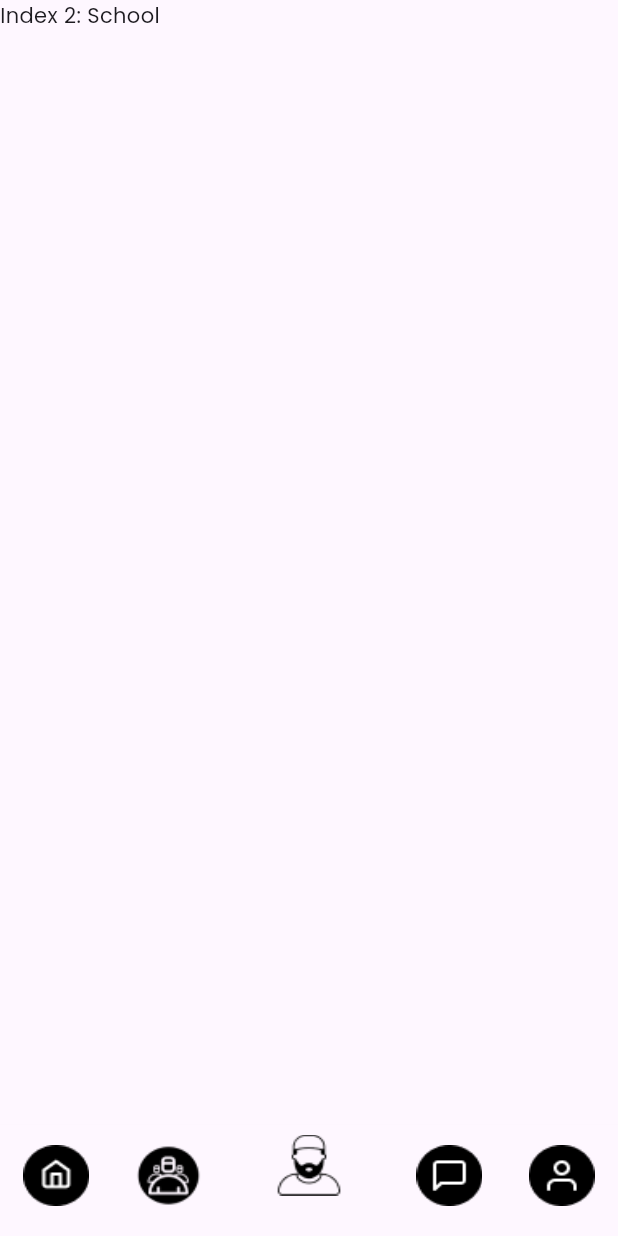
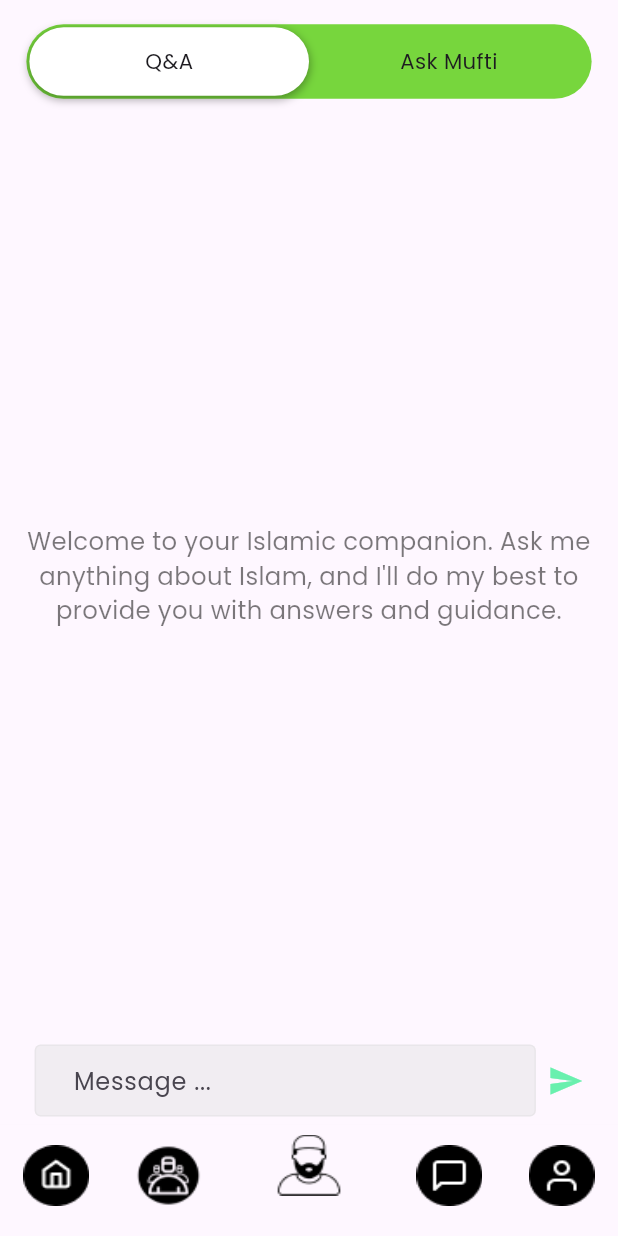
Before and after one commit to RealHamzaKhan/INN, a Flutter app: the Home screen opened directly, item 3 of the bottom bar chosen, on a phone screen of 412 x 824 dp. Run offline on Flutter 3.47's test engine with Material 3 defaults, Android fonts, the phone set to English and light mode, and no system bars; drawn by our look-alikes of custom_sliding_segmented_control; our stand-ins replace flutter_screenutil, smooth_page_indicator; network calls fail.

Commit message:
fourth commit

```diff
--- a/lib/views/home/home.dart
+++ b/lib/views/home/home.dart
@@ -4,6 +4,7 @@ import 'package:inn/views/chats/chat_screen.dart';
 import 'package:inn/views/community/community_screen.dart';
 import 'package:inn/views/home/home_scren.dart';
 import 'package:inn/views/profile/profile_screen.dart';
+import 'package:inn/views/qna/qna_home.dart';
 
 class Home extends StatefulWidget {
   const Home({Key? key}) : super(key: key);
@@ -22,9 +23,7 @@ class _HomeState extends State<Home> {
   static const List<Widget> _widgetOptions = <Widget>[
     HomeScreen(),
     CommunityScreen(),
-    Text(
-      'Index 2: School',
-    ),
+    QnaHome(),
     ChatScreen(),
     ProfileScreen(),
   ];
--- /dev/null
+++ b/lib/views/qna/qna_chat.dart
@@ -0,0 +1,119 @@
+import 'package:flutter/material.dart';
+import 'package:flutter_screenutil/flutter_screenutil.dart';
+import 'package:inn/views/common_widgets/custom_text.dart';
+import 'package:inn/views/common_widgets/spacers.dart';
+
+class QnaChat extends StatefulWidget {
+  const QnaChat({Key? key}) : super(key: key);
+
+  @override
+  State<QnaChat> createState() => _QnaChatState();
+}
+
+class _QnaChatState extends State<QnaChat> {
+  bool isConversationStarts=false;
+  @override
+  Widget build(BuildContext context) {
+    return Column(
+      mainAxisAlignment: MainAxisAlignment.spaceBetween,
+      children: [
+        heightSpacer(height: 60.h),
+        !isConversationStarts? Column(
+          children: [
+            customText(text: "Welcome to your Islamic companion. Ask me anything about Islam, and I'll do my best to provide you with answers and guidance.",
+                size:16.sp ,fw: FontWeight.w500,color: Colors.black.withOpacity(0.52),textAlign: TextAlign.center),
+          ],
+        ):
+        Expanded(
+          child: ListView.builder(
+            physics: const BouncingScrollPhysics(),
+              itemCount: 1,
+              itemBuilder: (context,index){
+            return Column(
+              children: [
+                Align(
+                  alignment: Alignment.centerLeft,
+                  child: Padding(
+                    padding: EdgeInsets.all(8.0.dm),
+                    child: Container(
+                      width: 250.w,
+                      padding: EdgeInsets.all(10.dm),
+                      decoration: BoxDecoration(
+                        borderRadius: BorderRadius.circular(15.r),
+                        color: Colors.greenAccent,
+                      ),
+                      child: Column(
+                        children: [
+                          customText(text: 'Hamza khan is here how are you'),
+                          heightSpacer(height: 5.h),
+                          Align(
+                              alignment: Alignment.centerRight,
+                              child: customText(text: '10:14 pm',size: 10))
+                        ],
+                      ),
+                    ),
+                  ),
+                ),
+                Padding(
+                  padding: EdgeInsets.all(8.0.dm),
+                  child: Container(
+                    width: 250.w,
+                    padding: EdgeInsets.all(10.dm),
+                    decoration: BoxDecoration(
+                      borderRadius: BorderRadius.circular(15.r),
+                      color: Colors.grey.withOpacity(0.3),
+                    ),
+                    child: Column(
+                      crossAxisAlignment: CrossAxisAlignment.start,
+                      children: [
+                        customText(text: 'SHeerry is here how are you'),
+                        heightSpacer(height: 5.h),
+                        Align(
+                            alignment: Alignment.centerRight,
+                            child: customText(text: '10:14 pm',size: 10))
+                      ],
+                    ),
+                  ),
+                ),
+              ],
+            );
+          }),
+        ),
+        Align(
+          alignment: Alignment.bottomCenter,
+          child: Padding(
+            padding: EdgeInsets.symmetric(horizontal: 5.w,vertical: 5.h),
+            child: Row(
+              children: [
+                Expanded(child: TextFormField(
+                  maxLines: null,
+                  decoration:  InputDecoration(
+                      hintText: "Message ...",
+                      contentPadding:  EdgeInsets.symmetric(vertical: 10.h, horizontal: 20.w),
+                      focusedBorder: const OutlineInputBorder(
+                        borderSide: BorderSide(color: Color.fromRGBO(217, 217, 217, 1)),
+                      ),
+                      enabledBorder: const OutlineInputBorder(
+                        borderSide: BorderSide(color: Color.fromRGBO(217, 217, 217, 0.34)),
+                      ),
+                      filled: true,
+                      fillColor: const Color.fromRGBO(217, 217, 217, 0.34)
+                  ),
+                )),
+                widthSpacer(width: 7.w),
+                GestureDetector(
+                    onTap: (){
+                      setState(() {
+                        isConversationStarts=true;
+                      });
+                    },
+                    child: Icon(Icons.send,color: Colors.greenAccent,))
+              ],
+            ),
+          ),
+        )
+
+      ],
+    );
+  }
+}
--- /dev/null
+++ b/lib/views/qna/qna_home.dart
@@ -0,0 +1,73 @@
+import 'package:custom_sliding_segmented_control/custom_sliding_segmented_control.dart';
+import 'package:flutter/material.dart';
+import 'package:flutter_screenutil/flutter_screenutil.dart';
+import 'package:inn/views/common_widgets/custom_text.dart';
+import 'package:inn/views/qna/ask_mufti.dart';
+import 'package:inn/views/qna/qna_chat.dart';
+import '';
+class QnaHome extends StatefulWidget {
+  const QnaHome({Key? key}) : super(key: key);
+
+  @override
+  State<QnaHome> createState() => _QnaHomeState();
+}
+
+class _QnaHomeState extends State<QnaHome> {
+  int selectedPage=1;
+  @override
+  Widget build(BuildContext context) {
+    return Scaffold(
+      body: SafeArea(
+        child: Padding(
+          padding: EdgeInsets.only(left: 16.w,right: 16.w,top: 16.h),
+          child:Stack(
+            children: [
+              selectedPage==1?const QnaChat():const AskMufti(),
+              Align(
+                alignment: Alignment.topCenter,
+                child: CustomSlidingSegmentedControl<int>(
+
+                initialValue: selectedPage,
+                height: 45.h,
+                isStretch: true,
+                children: {
+                  1: customText(text: 'Q&A',size: 14.sp,fw: FontWeight.w400),
+                  2: customText(text: 'Ask Mufti',size: 14.sp,fw: FontWeight.w400)
+                },
+                decoration: BoxDecoration(
+                  color: const Color.fromRGBO(119, 214, 61, 1),
+                  borderRadius: BorderRadius.circular(40),
+                ),
+                thumbDecoration: BoxDecoration(
+                  color: Colors.white,
+                  borderRadius: BorderRadius.circular(40),
+                  boxShadow: [
+                    BoxShadow(
+                      color: Colors.black.withOpacity(.3),
+                      blurRadius: 4.0,
+                      spreadRadius: 1.0,
+                      offset: const Offset(
+                        0.0,
+                        2.0,
+                      ),
+                    ),
+                  ],
+                ),
+                duration: const Duration(milliseconds: 300),
+                curve: Curves.easeInToLinear,
+                onValueChanged: (v) {
+                 setState(() {
+                   selectedPage=v;
+                 });
+                },
+      ),
+              ),
+
+
+            ],
+          ),
+        ),),
+    );
+  }
+}
+// selectedPage==1?const QnaChat():const AskMufti()
--- a/pubspec.yaml
+++ b/pubspec.yaml
@@ -37,6 +37,7 @@ dependencies:
   cupertino_icons: ^1.0.2
   flutter_screenutil: ^5.9.0
   smooth_page_indicator: ^1.1.0
+  custom_sliding_segmented_control: ^1.8.1
 
 dev_dependencies:
   flutter_test:
```
Also changed, not shown: lib/views/qna/ask_mufti.dart (added, +70 -0 lines), lib/views/qna/mufti_details.dart (added, +76 -0 lines), pubspec.lock.
